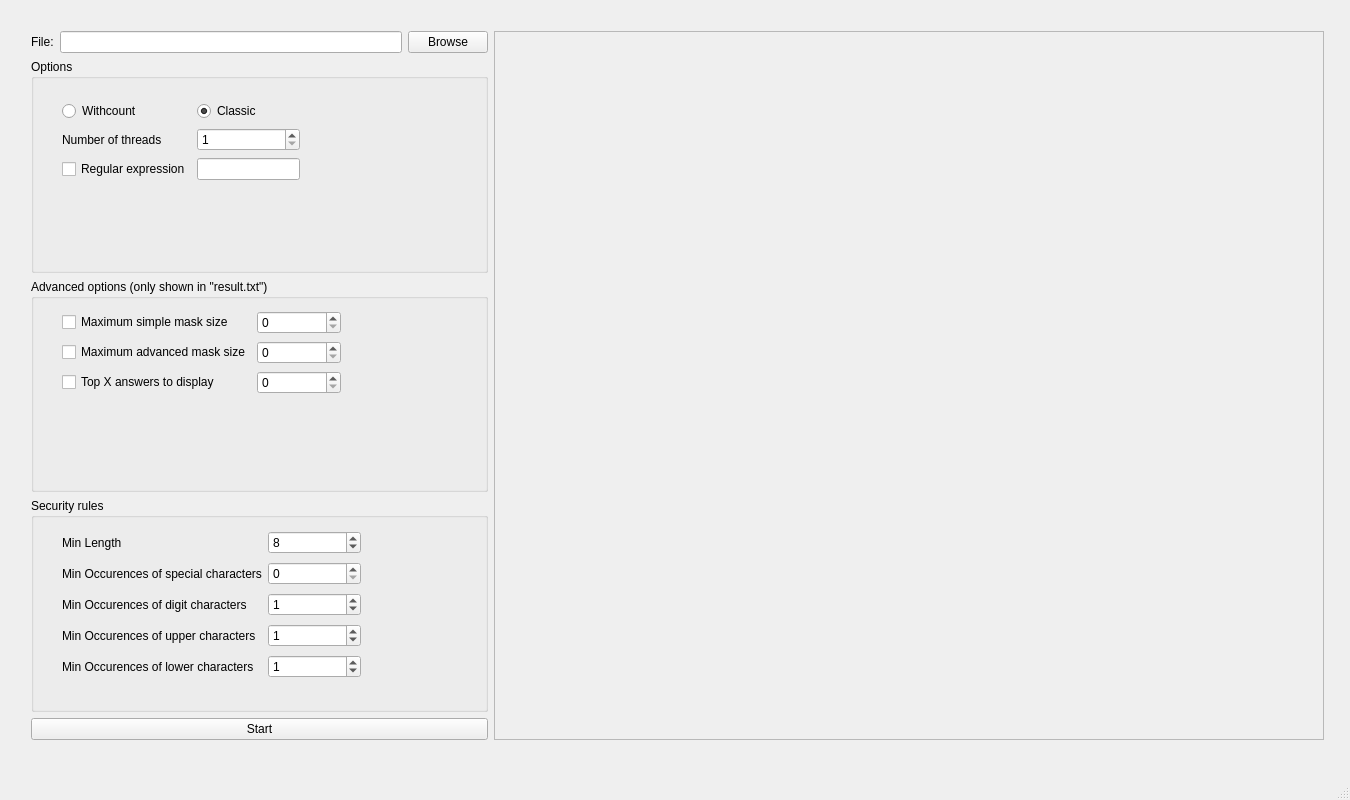
Old version of the form src/gui/MainWindow.ui in the repository mvalois/cpack.
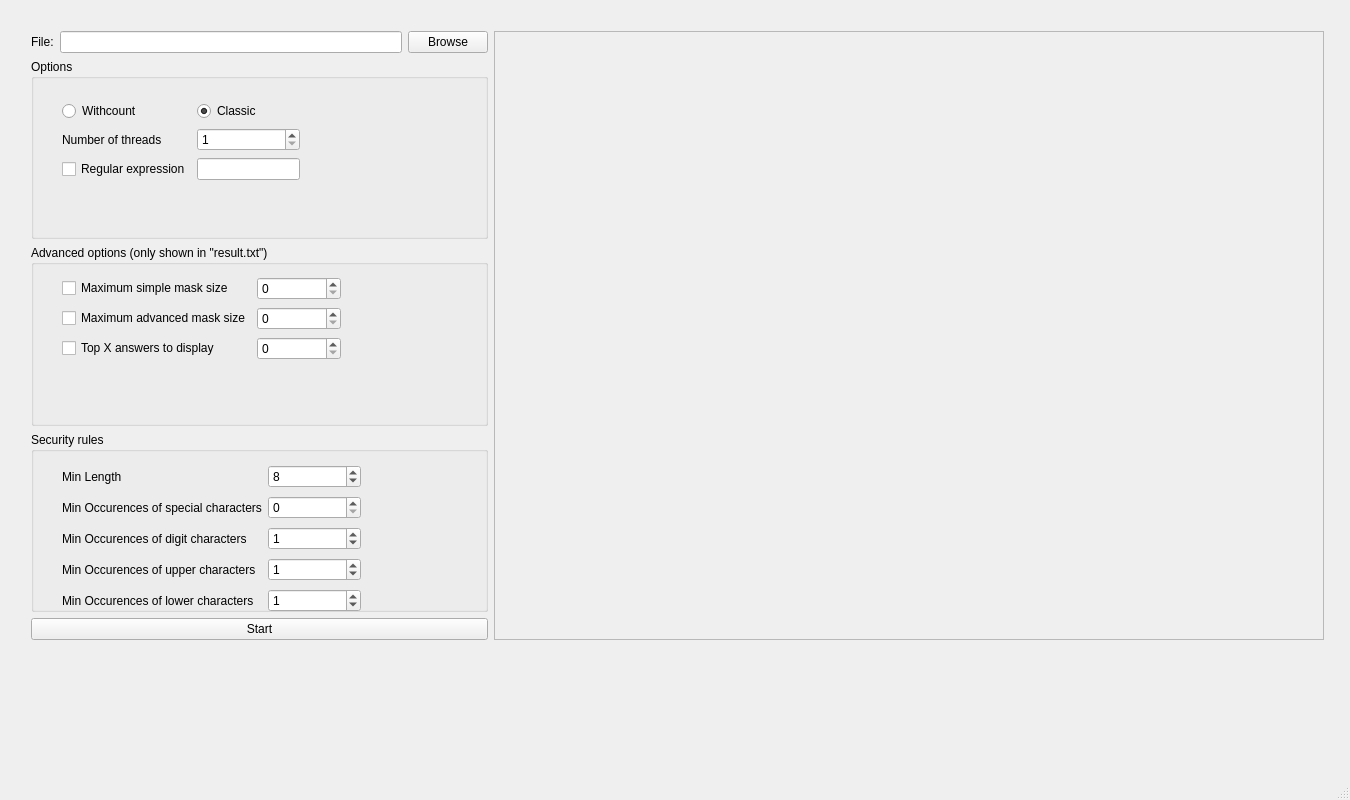
New version of the form. Icons and pictures are not drawn.

Commit message: logo layout

Diff of the .ui file:
```diff
--- a/src/gui/MainWindow.ui
+++ b/src/gui/MainWindow.ui
@@ -41,7 +41,7 @@
       <x>20</x>
       <y>20</y>
       <width>1315</width>
-      <height>731</height>
+      <height>631</height>
      </rect>
     </property>
     <layout class="QHBoxLayout" name="horizontalLayout">
@@ -372,6 +372,58 @@
      </item>
     </layout>
    </widget>
+   <widget class="QWidget" name="horizontalLayoutWidget_2">
+    <property name="geometry">
+     <rect>
+      <x>20</x>
+      <y>660</y>
+      <width>1311</width>
+      <height>126</height>
+     </rect>
+    </property>
+    <layout class="QHBoxLayout" name="horizontalLayout_2">
+     <item>
+      <widget class="QLabel" name="label_3">
+       <property name="text">
+        <string/>
+       </property>
+       <property name="pixmap">
+        <pixmap>ressources/logoGREYC.png</pixmap>
+       </property>
+      </widget>
+     </item>
+     <item>
+      <widget class="QLabel" name="label_4">
+       <property name="text">
+        <string/>
+       </property>
+       <property name="pixmap">
+        <pixmap>ressources/logoENSICAEN.png</pixmap>
+       </property>
+      </widget>
+     </item>
+     <item>
+      <widget class="QLabel" name="label_2">
+       <property name="text">
+        <string/>
+       </property>
+       <property name="pixmap">
+        <pixmap>ressources/logoCNRS.png</pixmap>
+       </property>
+      </widget>
+     </item>
+     <item>
+      <widget class="QLabel" name="label_5">
+       <property name="text">
+        <string/>
+       </property>
+       <property name="pixmap">
+        <pixmap>ressources/logoUNICAEN.png</pixmap>
+       </property>
+      </widget>
+     </item>
+    </layout>
+   </widget>
   </widget>
   <widget class="QMenuBar" name="menuBar">
    <property name="geometry">
```
The commit also changes 4 other files.
